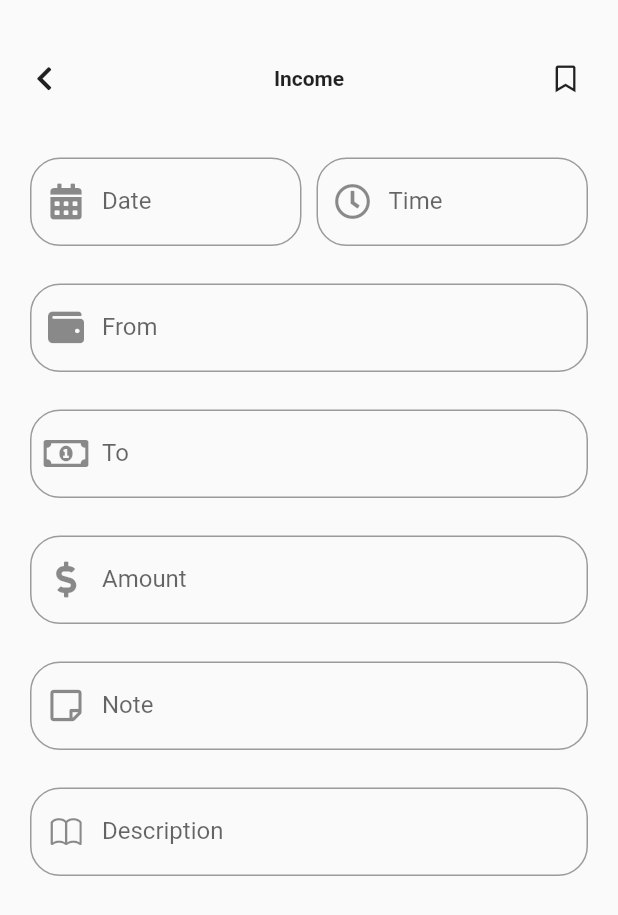
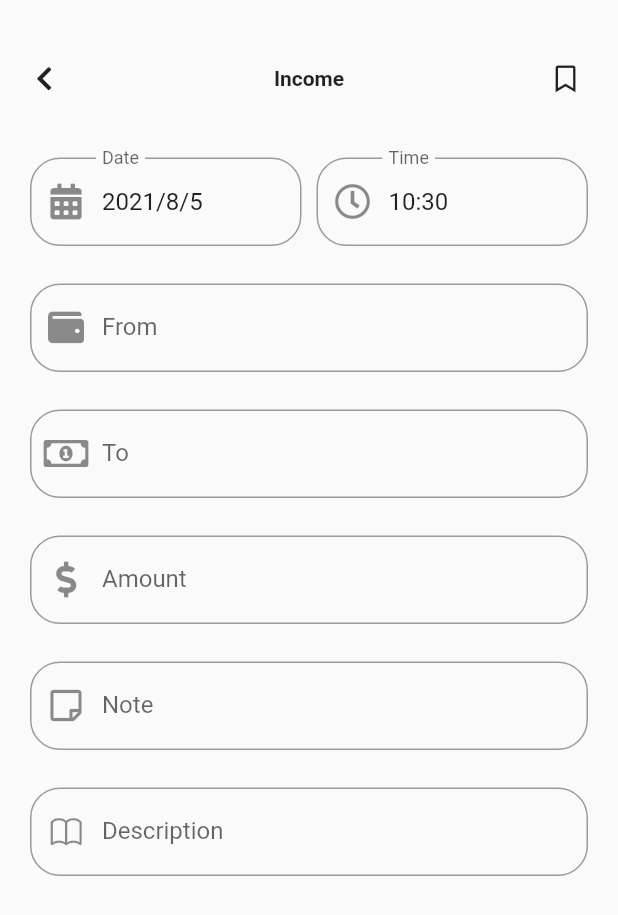
Before and after one commit to pooya-dani76/Money-Manager-App, a Flutter app: the screen it shows after launch, after a tap on the "add" icon, on a phone screen of 412 x 824 dp. Shown: the top 915 px of the screen. Run offline on Flutter 3.47's test engine with Material 2 defaults, Android fonts, the phone set to English and light mode, and no system bars; our stand-ins replace auto_size_text, flutter_datetime_picker, flutter_money_formatter, font_awesome_flutter, google_nav_bar, modal_bottom_sheet and 2 more; accounts and stored records are empty.

```diff
--- a/lib/Tabs/NavBarController.dart
+++ b/lib/Tabs/NavBarController.dart
@@ -17,12 +17,10 @@ class NavBarController extends StatefulWidget {
 
 class _NavBarControllerState extends State<NavBarController> {
   int index;
-  DateTime now;
   @override
   void initState() {
     index = 0;
     super.initState();
-    now = DateTime.now();
   }
 
   @override
@@ -35,11 +33,11 @@ class _NavBarControllerState extends State<NavBarController> {
               MaterialPageRoute(
                   builder: (context) => GetDataPage(
                         transaction: Transaction(
-                            day: now.day,
-                            month: now.month,
-                            year: now.year,
-                            hour: now.hour,
-                            minute: now.minute),
+                            day: DateTime.now().day,
+                            month: DateTime.now().month,
+                            year: DateTime.now().year,
+                            hour: DateTime.now().hour,
+                            minute: DateTime.now().minute),
                       )));
         },
         // ()=>incrementCounter(provider),
--- a/lib/Tabs/TrasTab/GetDataPage/GetDataPage.dart
+++ b/lib/Tabs/TrasTab/GetDataPage/GetDataPage.dart
@@ -1,8 +1,6 @@
 import 'package:flutter/cupertino.dart';
 import 'package:flutter/material.dart';
-import 'package:flutter_datetime_picker/flutter_datetime_picker.dart';
 import 'package:font_awesome_flutter/font_awesome_flutter.dart';
-import 'package:modal_bottom_sheet/modal_bottom_sheet.dart';
 import 'package:money_manager_ap/DataBase/Data.dart';
 import 'package:money_manager_ap/DataBase/providerModel.dart';
 import 'package:money_manager_ap/Tabs/TrasTab/GetDataPage/AppBar.dart';
@@ -17,9 +15,17 @@ class GetDataPage extends StatefulWidget {
 }
 
 class _GetDataPageState extends State<GetDataPage> {
-
   @override
   void initState() {
+    var provider = Provider.of<Controllers>(context, listen: false);
+    provider.setDate(DateTime(widget.transaction.year, widget.transaction.month,
+        widget.transaction.day));
+    provider.setTime(DateTime(
+        widget.transaction.year,
+        widget.transaction.month,
+        widget.transaction.day,
+        widget.transaction.hour,
+        widget.transaction.minute));
     super.initState();
   }
 
@@ -45,7 +51,8 @@ class _GetDataPageState extends State<GetDataPage> {
           ],
         ),
         Expanded(
-          child: Consumer2<ThemeSetter , Controllers>(builder: (context, themeSetter, controllers , child) {
+          child: Consumer2<ThemeSetter, Controllers>(
+              builder: (context, themeSetter, controllers, child) {
             return NotificationListener<OverscrollIndicatorNotification>(
               // ignore: missing_return
               onNotification: (overScroll) {
@@ -74,7 +81,8 @@ class _GetDataPageState extends State<GetDataPage> {
                                               BorderRadius.circular(20))),
                                   onTap: () {
                                     setState(() {
-                                      dateBottomSheet2(context , themeSetter ,controllers);
+                                      dateBottomSheet2(
+                                          context, themeSetter, controllers);
                                     });
                                   },
                                 ),
@@ -94,9 +102,10 @@ class _GetDataPageState extends State<GetDataPage> {
                                       border: OutlineInputBorder(
                                           borderRadius:
                                               BorderRadius.circular(20))),
-                                              onTap: (){
-                                                timeBottomSheet(context , themeSetter ,controllers);
-                                              },
+                                  onTap: () {
+                                    timeBottomSheet(
+                                        context, themeSetter, controllers);
+                                  },
                                 ),
                               ),
                             ),
```
